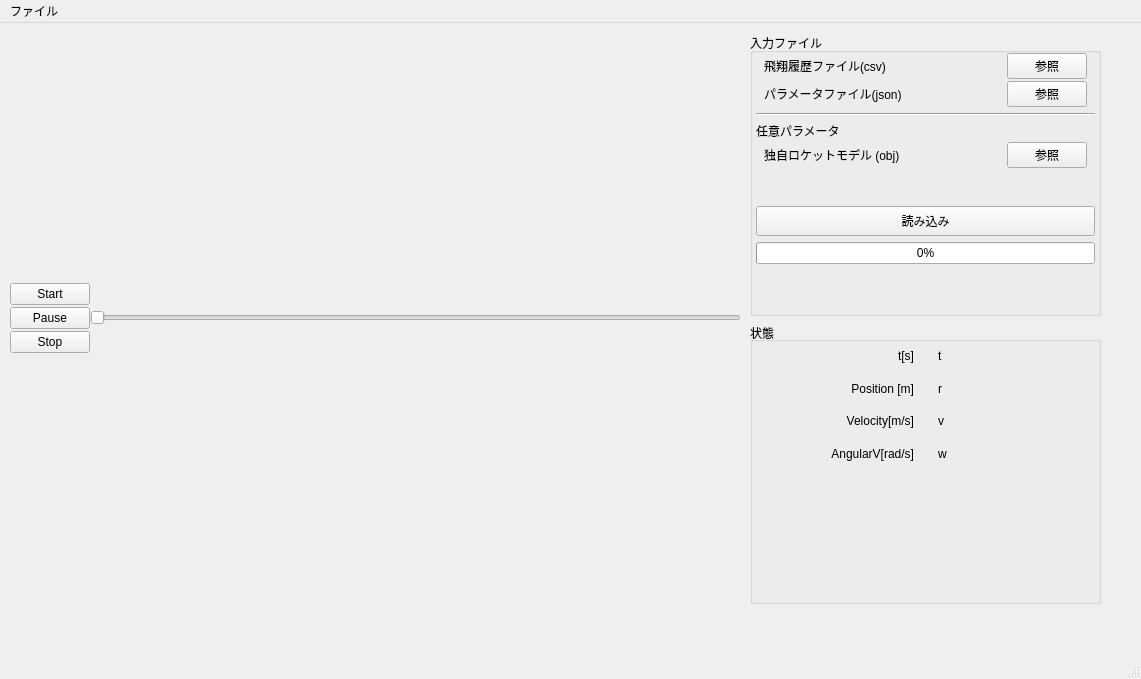
First picture: the form in viewer.ui, repository PLANET-Q/TrajecViewer, before the edit.
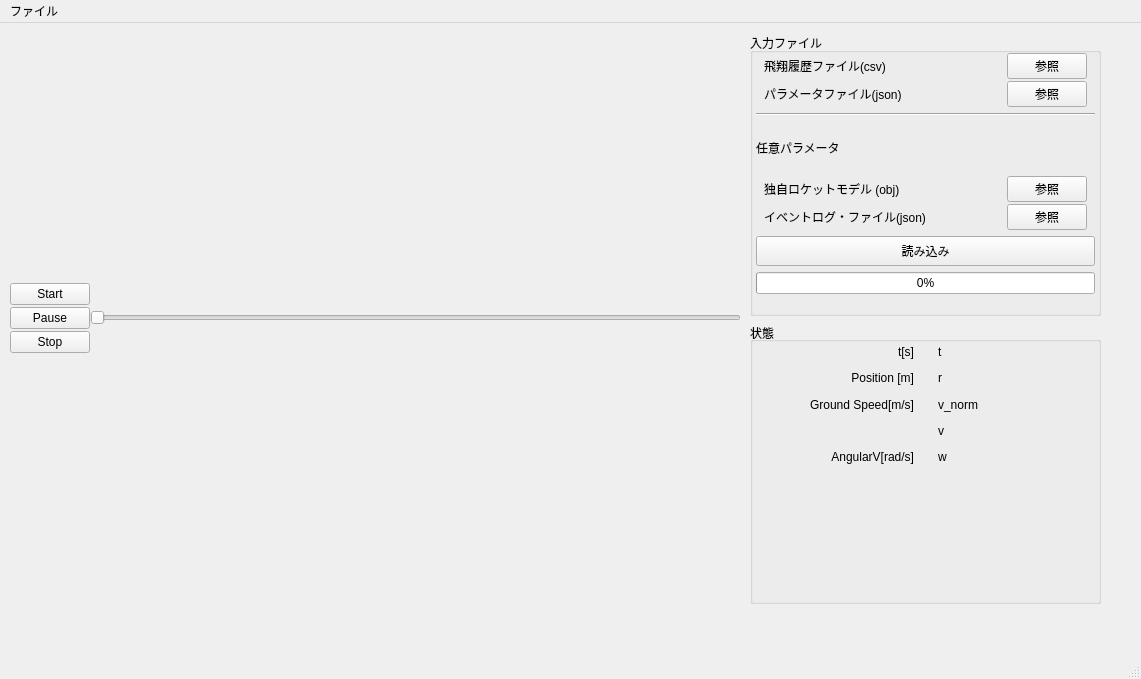
Second picture: the form after the edit.

Commit message: [add] event viewer

```diff
--- a/viewer.ui
+++ b/viewer.ui
@@ -113,7 +113,7 @@
           <x>0</x>
           <y>20</y>
           <width>351</width>
-          <height>211</height>
+          <height>241</height>
          </rect>
         </property>
         <layout class="QVBoxLayout" name="verticalLayout_8">
@@ -274,23 +274,56 @@
                </item>
               </layout>
              </item>
+             <item>
+              <layout class="QHBoxLayout" name="horizontalLayout_5">
+               <property name="spacing">
+                <number>6</number>
+               </property>
+               <property name="sizeConstraint">
+                <enum>QLayout::SetDefaultConstraint</enum>
+               </property>
+               <property name="leftMargin">
+                <number>8</number>
+               </property>
+               <property name="rightMargin">
+                <number>8</number>
+               </property>
+               <item>
+                <widget class="QLabel" name="eventlog_load_title">
+                 <property name="text">
+                  <string>イベントログ・ファイル(json)</string>
+                 </property>
+                </widget>
+               </item>
+               <item>
+                <spacer name="horizontalSpacer_4">
+                 <property name="orientation">
+                  <enum>Qt::Horizontal</enum>
+                 </property>
+                 <property name="sizeType">
+                  <enum>QSizePolicy::Expanding</enum>
+                 </property>
+                 <property name="sizeHint" stdset="0">
+                  <size>
+                   <width>40</width>
+                   <height>20</height>
+                  </size>
+                 </property>
+                </spacer>
+               </item>
+               <item>
+                <widget class="QPushButton" name="eventlog_load_button">
+                 <property name="text">
+                  <string>参照</string>
+                 </property>
+                </widget>
+               </item>
+              </layout>
+             </item>
             </layout>
            </item>
           </layout>
          </item>
-         <item>
-          <spacer name="verticalSpacer">
-           <property name="orientation">
-            <enum>Qt::Vertical</enum>
-           </property>
-           <property name="sizeHint" stdset="0">
-            <size>
-             <width>20</width>
-             <height>40</height>
-            </size>
-           </property>
-          </spacer>
-         </item>
          <item>
           <layout class="QVBoxLayout" name="verticalLayout_9">
            <property name="leftMargin">
@@ -361,14 +394,14 @@
          <item row="2" column="0">
           <widget class="QLabel" name="label_6">
            <property name="text">
-            <string>Velocity[m/s]</string>
+            <string>Ground Speed[m/s]</string>
            </property>
            <property name="alignment">
             <set>Qt::AlignRight|Qt::AlignTrailing|Qt::AlignVCenter</set>
            </property>
           </widget>
          </item>
-         <item row="3" column="0">
+         <item row="4" column="0">
           <widget class="QLabel" name="label_8">
            <property name="text">
             <string>AngularV[rad/s]</string>
@@ -388,7 +421,7 @@
            </property>
           </widget>
          </item>
-         <item row="3" column="1">
+         <item row="4" column="1">
           <widget class="QLabel" name="w_val">
            <property name="text">
             <string>w</string>
@@ -406,9 +439,9 @@
           </widget>
          </item>
          <item row="2" column="1">
-          <widget class="QLabel" name="v_val">
+          <widget class="QLabel" name="v_norm_val">
            <property name="text">
-            <string>v</string>
+            <string>v_norm</string>
            </property>
           </widget>
          </item>
@@ -426,6 +459,13 @@
            </property>
           </widget>
          </item>
+         <item row="3" column="1">
+          <widget class="QLabel" name="v_val">
+           <property name="text">
+            <string>v</string>
+           </property>
+          </widget>
+         </item>
         </layout>
        </widget>
       </widget>
```
The commit also changes 2 other files.
